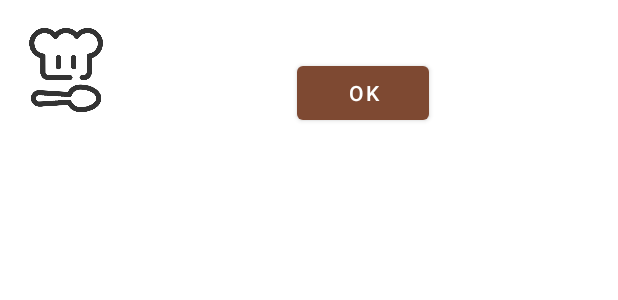
After one commit to jvidalhern/CocinApp, an Android app: the layout custom_alert_dialog.xml on its own in the app's theme, with its tools: preview values and no code run, on a phone screen of 412 x 824 dp. The commit adds this screen. Shown: the top 300 px of the screen. Run offline under Robolectric (Android 15) with nearby library versions, the phone set to English and light mode, and no system bars.

Commit message:
Añadir símbolo euro y personalizar los alert dialogs

```diff
--- a/app/src/main/java/vidal/juan/cocinapp/SeleccionarRacionesActivity.java
+++ b/app/src/main/java/vidal/juan/cocinapp/SeleccionarRacionesActivity.java
@@ -152,7 +152,7 @@ public class SeleccionarRacionesActivity extends AppCompatActivity {
 
                                 titulo_entrada.setText(entrada.get_textoTitulo());
                                 descripcion.setText(entrada.getDescripcion());
-                                precio_entrada.setText(entrada.get_Precio());
+                                precio_entrada.setText(entrada.get_Precio() + "€");
                                 textoCantidad.setText(String.valueOf(entrada.getCantidadActual()));
                             }
                         }
--- /dev/null
+++ b/app/src/main/res/drawable/alert_dialog_background.xml
@@ -0,0 +1,5 @@
+<!-- res/drawable/alert_dialog_background.xml -->
+<shape xmlns:android="http://schemas.android.com/apk/res/android">
+    <solid android:color="#FFFFFF" />
+    <corners android:radius="16dp" />
+</shape>
--- /dev/null
+++ b/app/src/main/res/layout/custom_alert_dialog.xml
@@ -0,0 +1,46 @@
+<!-- res/layout/custom_alert_dialog.xml -->
+<LinearLayout xmlns:android="http://schemas.android.com/apk/res/android"
+    android:layout_width="match_parent"
+    android:layout_height="wrap_content"
+    android:orientation="horizontal"
+    android:padding="16dp">
+
+    <!-- Logo -->
+    <ImageView
+        android:layout_width="56dp"
+        android:layout_height="61dp"
+        android:layout_gravity="left"
+        android:src="@drawable/cocin_app_logo" />
+
+    <!-- Espacio entre el logo y el mensaje de error -->
+    <Space
+        android:layout_width="16dp"
+        android:layout_height="1dp" />
+
+    <!-- Contenedor para el mensaje de error y el botón OK -->
+    <LinearLayout
+        android:layout_width="match_parent"
+        android:layout_height="wrap_content"
+        android:orientation="vertical">
+
+        <!-- Mensaje de error -->
+        <TextView
+            android:id="@+id/errorMessageTextView"
+            android:layout_width="wrap_content"
+            android:layout_height="wrap_content"
+            android:layout_gravity="center"
+            android:layout_weight="1"
+            android:maxLines="5"
+            android:text=""
+            android:textColor="@color/black"
+            android:textSize="16dp" />
+
+        <!-- Botón de OK -->
+        <Button
+            android:id="@+id/okButton"
+            android:layout_width="wrap_content"
+            android:layout_height="wrap_content"
+            android:layout_gravity="center"
+            android:text="OK" />
+    </LinearLayout>
+</LinearLayout>
```
Also changed, not shown: app/src/main/java/vidal/juan/cocinapp/RegistroActivity.java (+26 -4 lines).
